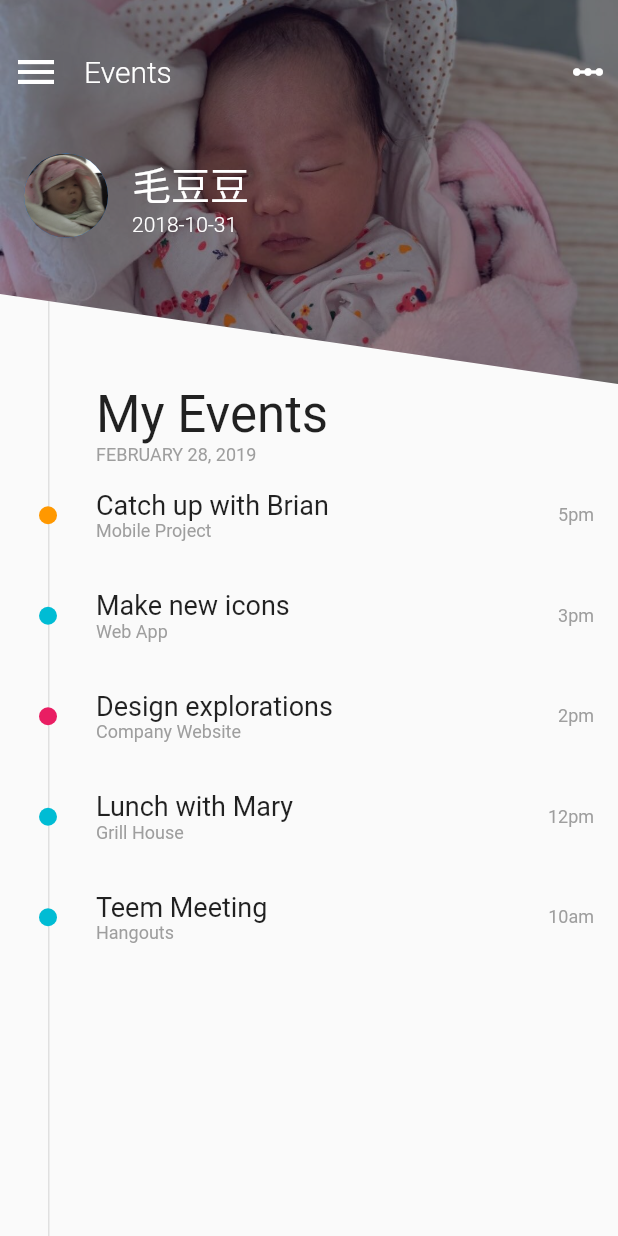
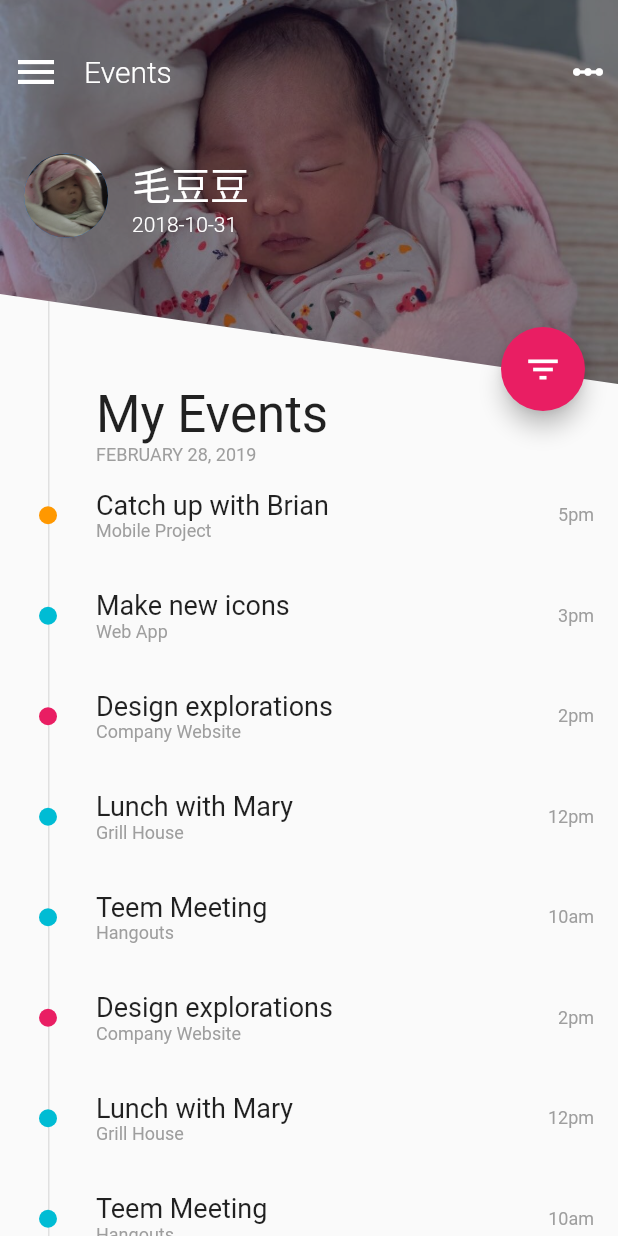
Before and after one commit to huajianmao/babytracker, a Flutter app: the screen it shows after launch, on a phone screen of 412 x 824 dp. Run offline on Flutter 3.47's test engine with Material 2 defaults, Android fonts, the phone set to English and light mode, and no system bars.

Commit message:
Add animated fab

```diff
--- /dev/null
+++ b/flutter/lib/animated_fab.dart
@@ -0,0 +1,144 @@
+import 'dart:math' as math;
+
+import 'package:flutter/material.dart';
+
+class AnimatedFab extends StatefulWidget {
+  final VoidCallback onClick;
+
+  const AnimatedFab({Key key, this.onClick}) : super(key: key);
+
+  @override
+  _AnimatedFabState createState() => new _AnimatedFabState();
+}
+
+class _AnimatedFabState extends State<AnimatedFab>
+    with SingleTickerProviderStateMixin {
+  AnimationController _animationController;
+  Animation<Color> _colorAnimation;
+
+  final double expandedSize = 180.0;
+  final double hiddenSize = 20.0;
+
+  @override
+  void initState() {
+    super.initState();
+    _animationController = new AnimationController(
+        vsync: this, duration: Duration(milliseconds: 200));
+    _colorAnimation = new ColorTween(begin: Colors.pink, end: Colors.pink[800])
+        .animate(_animationController);
+  }
+
+  @override
+  void dispose() {
+    _animationController.dispose();
+    super.dispose();
+  }
+
+  @override
+  Widget build(BuildContext context) {
+    return new SizedBox(
+      width: expandedSize,
+      height: expandedSize,
+      child: new AnimatedBuilder(
+        animation: _animationController,
+        builder: (BuildContext context, Widget child) {
+          return new Stack(
+            alignment: Alignment.center,
+            children: <Widget>[
+              _buildExpandedBackground(),
+              _buildOption(Icons.check_circle, 0.0),
+              _buildOption(Icons.flash_on, -math.pi / 3),
+              _buildOption(Icons.access_time, -2 * math.pi / 3),
+              _buildOption(Icons.error_outline, math.pi),
+              _buildFabCore(),
+            ],
+          );
+        },
+      ),
+    );
+  }
+
+  Widget _buildOption(IconData icon, double angle) {
+    if (_animationController.isDismissed) {
+      return Container();
+    }
+    double iconSize = 0.0;
+    if (_animationController.value > 0.8) {
+      iconSize = 26.0 * (_animationController.value - 0.8) * 5;
+    }
+    return new Transform.rotate(
+      angle: angle,
+      child: new Align(
+        alignment: Alignment.topCenter,
+        child: new Padding(
+          padding: new EdgeInsets.only(top: 8.0),
+          child: new IconButton(
+            onPressed: _onIconClick,
+            icon: new Transform.rotate(
+              angle: -angle,
+              child: new Icon(
+                icon,
+                color: Colors.white,
+              ),
+            ),
+            iconSize: iconSize,
+            alignment: Alignment.center,
+            padding: new EdgeInsets.all(0.0),
+          ),
+        ),
+      ),
+    );
+  }
+
+  Widget _buildExpandedBackground() {
+    double size =
+        hiddenSize + (expandedSize - hiddenSize) * _animationController.value;
+    return new Container(
+      height: size,
+      width: size,
+      decoration: new BoxDecoration(shape: BoxShape.circle, color: Colors.pink),
+    );
+  }
+
+  Widget _buildFabCore() {
+    double scaleFactor = 2 * (_animationController.value - 0.5).abs();
+    return new FloatingActionButton(
+      onPressed: _onFabTap,
+      child: new Transform(
+        alignment: Alignment.center,
+        transform: new Matrix4.identity()..scale(1.0, scaleFactor),
+        child: new Icon(
+          _animationController.value > 0.5 ? Icons.close : Icons.filter_list,
+          color: Colors.white,
+          size: 26.0,
+        ),
+      ),
+      backgroundColor: _colorAnimation.value,
+    );
+  }
+
+  open() {
+    if (_animationController.isDismissed) {
+      _animationController.forward();
+    }
+  }
+
+  close() {
+    if (_animationController.isCompleted) {
+      _animationController.reverse();
+    }
+  }
+
+  _onFabTap() {
+    if (_animationController.isDismissed) {
+      open();
+    } else {
+      close();
+    }
+  }
+
+  _onIconClick() {
+    widget.onClick();
+    close();
+  }
+}
--- a/flutter/lib/initial_list.dart
+++ b/flutter/lib/initial_list.dart
@@ -33,4 +33,22 @@ List<Event> events = [
       time: "10am",
       color: Colors.cyan,
       completed: true),
+  new Event(
+      title: "Design explorations",
+      category: "Company Website",
+      time: "2pm",
+      color: Colors.pink,
+      completed: false),
+  new Event(
+      title: "Lunch with Mary",
+      category: "Grill House",
+      time: "12pm",
+      color: Colors.cyan,
+      completed: true),
+  new Event(
+      title: "Teem Meeting",
+      category: "Hangouts",
+      time: "10am",
+      color: Colors.cyan,
+      completed: true),
 ];
--- a/flutter/lib/main.dart
+++ b/flutter/lib/main.dart
@@ -2,6 +2,7 @@ import 'package:babytracker/diagonal_clipper.dart';
 import 'package:babytracker/event_row.dart';
 import 'package:babytracker/list_model.dart';
 import 'package:babytracker/initial_list.dart';
+import 'package:babytracker/animated_fab.dart';
 import 'package:flutter/material.dart';
 
 void main() => runApp(BabyTracker());
@@ -26,8 +27,7 @@ class MainPage extends StatefulWidget {
 }
 
 class _MainPageState extends State<MainPage> {
-  final GlobalKey<AnimatedListState> _listKey =
-  new GlobalKey<AnimatedListState>();
+  final GlobalKey<AnimatedListState> _listKey = new GlobalKey<AnimatedListState>();
   final double _imageHeight = 256.0;
   ListModel listModel;
   bool showOnlyCompleted = false;
@@ -44,16 +44,17 @@ class _MainPageState extends State<MainPage> {
       body: new Stack(
         children: <Widget>[
           _buildTimeline(),
-          _buildIamge(),
+          _buildImage(),
           _buildTopHeader(),
           _buildProfileRow(),
-          _buildHeaderBottom(),
+          _buildBottomPart(),
+          _buildFab(),
         ],
       ),
     );
   }
 
-  Widget _buildIamge() {
+  Widget _buildImage() {
     return new Positioned.fill(
       bottom: null,
       child: new ClipPath(
@@ -131,7 +132,7 @@ class _MainPageState extends State<MainPage> {
     );
   }
 
-  Widget _buildHeaderBottom() {
+  Widget _buildBottomPart() {
     return new Padding(
       padding: new EdgeInsets.only(top: _imageHeight),
       child: new Column(
@@ -142,6 +143,25 @@ class _MainPageState extends State<MainPage> {
         ],
       ),
     );
+  }
+
+  Widget _buildFab() {
+    return new Positioned (
+        top: _imageHeight - 100.0,
+        right: -40.0,
+        child: new AnimatedFab ( onClick: _changeFilterState, )
+    );
+  }
+
+  void _changeFilterState() {
+    showOnlyCompleted = !showOnlyCompleted;
+    events.where((event) => !event.completed).forEach((task) {
+      if (showOnlyCompleted) {
+        listModel.removeAt(listModel.indexOf(task));
+      } else {
+        listModel.insert(events.indexOf(task), task);
+      }
+    });
   }
 
   Widget _buildEventsList() {
```
